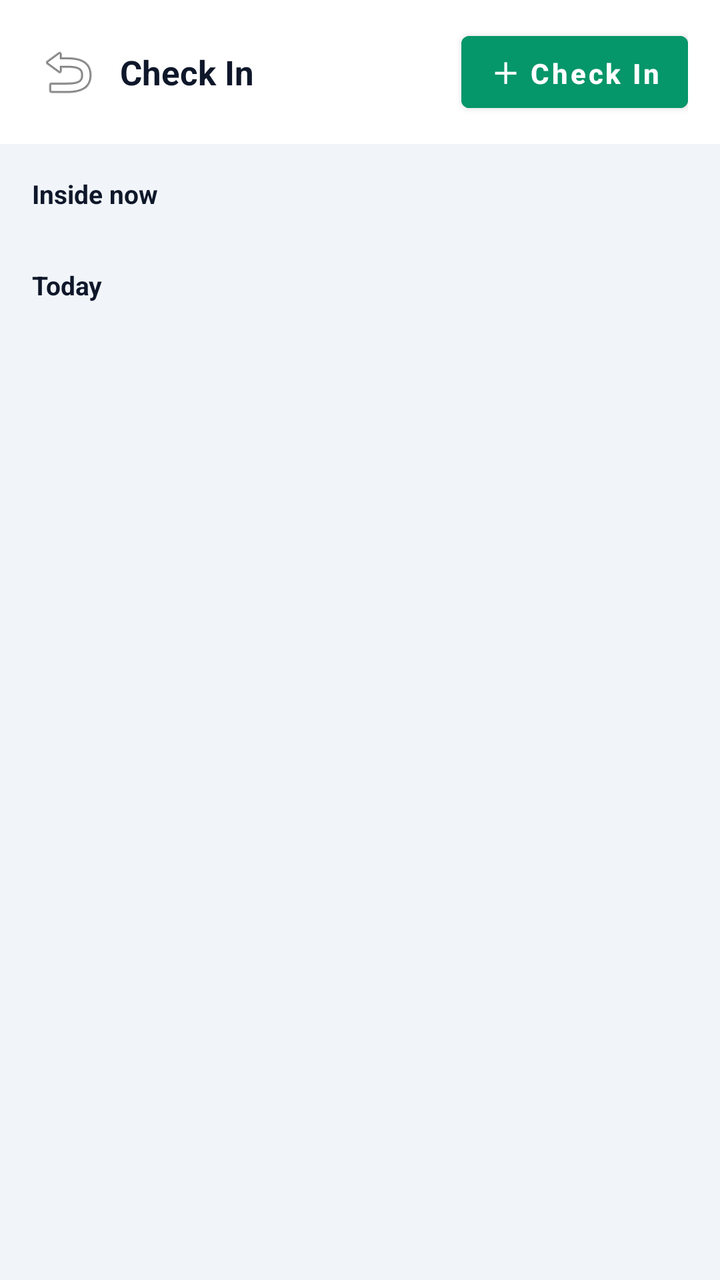
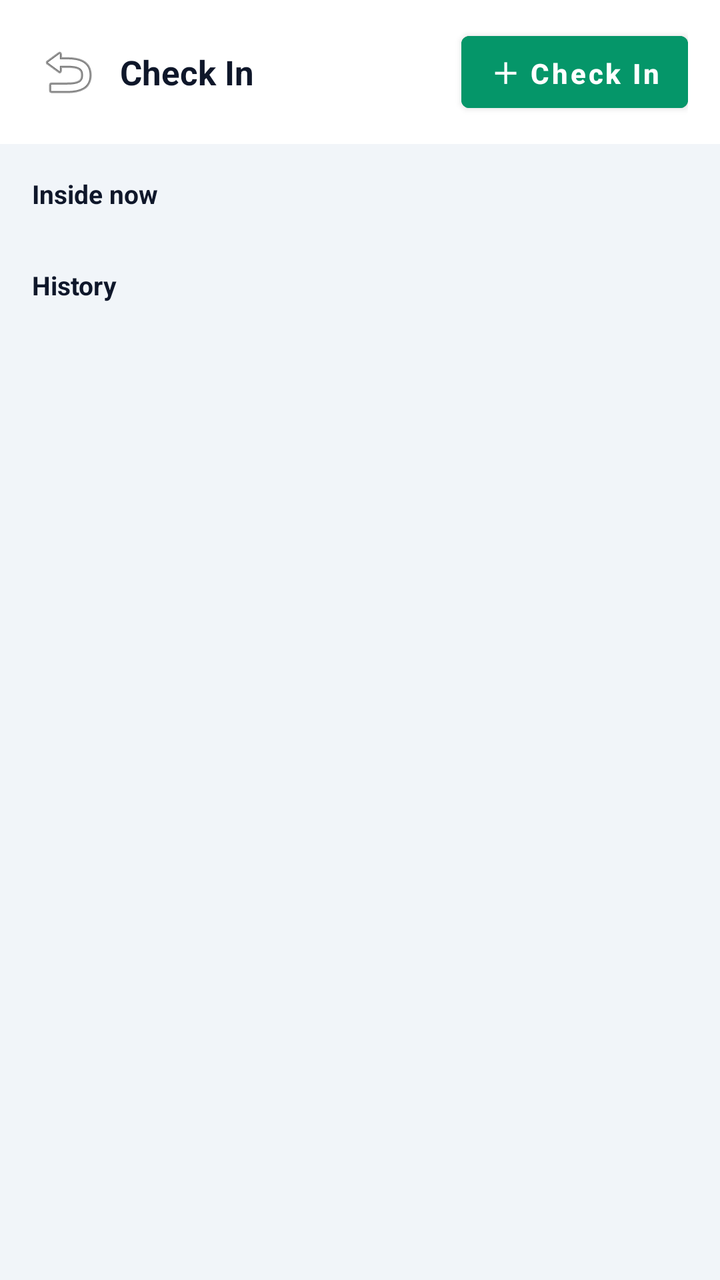

Screens rendered from an Android XML layout before and after an edit, with the pre-edit source and the edit as a unified diff.
<!-- AndroidManifest.xml: application theme Theme.DataBridge -->
<!-- res/layout/fragment_check_in.xml -->
<?xml version="1.0" encoding="utf-8"?>
<LinearLayout
    xmlns:android="http://schemas.android.com/apk/res/android"
    android:layout_width="match_parent"
    android:layout_height="match_parent"
    android:orientation="vertical"
    android:background="#F1F5F9">

    
    <LinearLayout
        android:layout_width="match_parent"
        android:layout_height="wrap_content"
        android:orientation="horizontal"
        android:gravity="center_vertical"
        android:paddingHorizontal="16dp"
        android:paddingVertical="12dp"
        android:background="#FFFFFF">

        <ImageButton
            android:id="@+id/btnVanBack"
            android:layout_width="36dp"
            android:layout_height="36dp"
            android:src="@android:drawable/ic_menu_revert"
            android:background="?attr/selectableItemBackgroundBorderless"
            android:contentDescription="Back" />

        <TextView
            android:id="@+id/tvVanTitle"
            android:layout_width="0dp"
            android:layout_weight="1"
            android:layout_height="wrap_content"
            android:text="Check In"
            android:textSize="17sp"
            android:textStyle="bold"
            android:textColor="#0F172A"
            android:layout_marginStart="8dp" />

        <Button
            android:id="@+id/btnVanCheckIn"
            android:layout_width="wrap_content"
            android:layout_height="wrap_content"
            android:text="＋ Check In"
            android:textAllCaps="false"
            android:textStyle="bold"
            android:textColor="#FFFFFF"
            android:backgroundTint="#059669"
            android:paddingHorizontal="14dp" />
    </LinearLayout>

    <ScrollView
        android:layout_width="match_parent"
        android:layout_height="match_parent"
        android:fillViewport="true"
        android:clipToPadding="false"
        android:padding="16dp">

        <LinearLayout
            android:layout_width="match_parent"
            android:layout_height="wrap_content"
            android:orientation="vertical">

            <ProgressBar
                android:id="@+id/pbVanLoading"
                android:layout_width="wrap_content"
                android:layout_height="wrap_content"
                android:layout_gravity="center"
                android:layout_marginTop="40dp"
                android:visibility="gone" />

            <LinearLayout
                android:id="@+id/layoutVanError"
                android:layout_width="match_parent"
                android:layout_height="wrap_content"
                android:orientation="vertical"
                android:gravity="center"
                android:visibility="gone"
                android:layout_marginTop="40dp">

                <TextView
                    android:id="@+id/tvVanError"
                    android:layout_width="wrap_content"
                    android:layout_height="wrap_content"
                    android:textSize="13sp"
                    android:textColor="#B91C1C"
                    android:gravity="center" />

                <Button
                    android:id="@+id/btnVanRetry"
                    android:layout_width="wrap_content"
                    android:layout_height="wrap_content"
                    android:layout_marginTop="12dp"
                    android:text="Retry" />
            </LinearLayout>

            <TextView
                android:id="@+id/tvVanInsideHeader"
                android:layout_width="wrap_content"
                android:layout_height="wrap_content"
                android:text="Inside now"
                android:textSize="13sp"
                android:textStyle="bold"
                android:textColor="#0F172A"
                android:layout_marginBottom="8dp" />

            <LinearLayout
                android:id="@+id/layoutVanInside"
                android:layout_width="match_parent"
                android:layout_height="wrap_content"
                android:orientation="vertical"
                android:layout_marginBottom="20dp" />

            <TextView
                android:layout_width="wrap_content"
                android:layout_height="wrap_content"
                android:text="Today"
                android:textSize="13sp"
                android:textStyle="bold"
                android:textColor="#0F172A"
                android:layout_marginBottom="8dp" />

            <LinearLayout
                android:id="@+id/layoutVanHistory"
                android:layout_width="match_parent"
                android:layout_height="wrap_content"
                android:orientation="vertical" />

        </LinearLayout>
    </ScrollView>
</LinearLayout>
<!-- resources referenced by this layout -->
<resources>
  <style name="Theme.DataBridge" parent="Theme.MaterialComponents.DayNight.NoActionBar">
      <item name="colorPrimary">#00d4ff</item>
      <item name="colorPrimaryVariant">#16213e</item>
      <item name="colorOnPrimary">#ffffff</item>
      <item name="colorSecondary">#00d4ff</item>
      <item name="android:statusBarColor">#1a1a2e</item>
  </style>
</resources>

<!-- the commit's change to res/layout/fragment_check_in.xml (unified diff, before → after) -->
@@ -112,7 +112,7 @@
             <TextView
                 android:layout_width="wrap_content"
                 android:layout_height="wrap_content"
-                android:text="Today"
+                android:text="History"
                 android:textSize="13sp"
                 android:textStyle="bold"
                 android:textColor="#0F172A"
@@ -124,6 +124,18 @@
                 android:layout_height="wrap_content"
                 android:orientation="vertical" />
 
+            <TextView
+                android:id="@+id/btnVanSeeMore"
+                android:layout_width="match_parent"
+                android:layout_height="wrap_content"
+                android:text="See more ↓"
+                android:textSize="13sp"
+                android:textStyle="bold"
+                android:textColor="#059669"
+                android:gravity="center"
+                android:padding="12dp"
+                android:visibility="gone" />
+
         </LinearLayout>
     </ScrollView>
 </LinearLayout>
